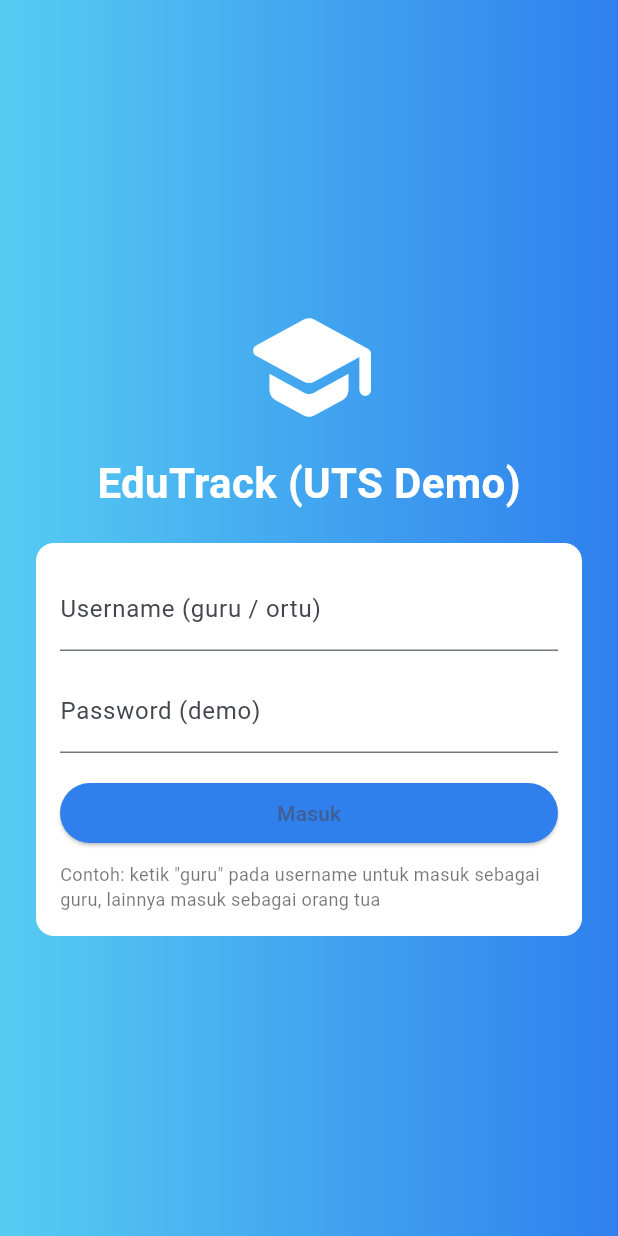
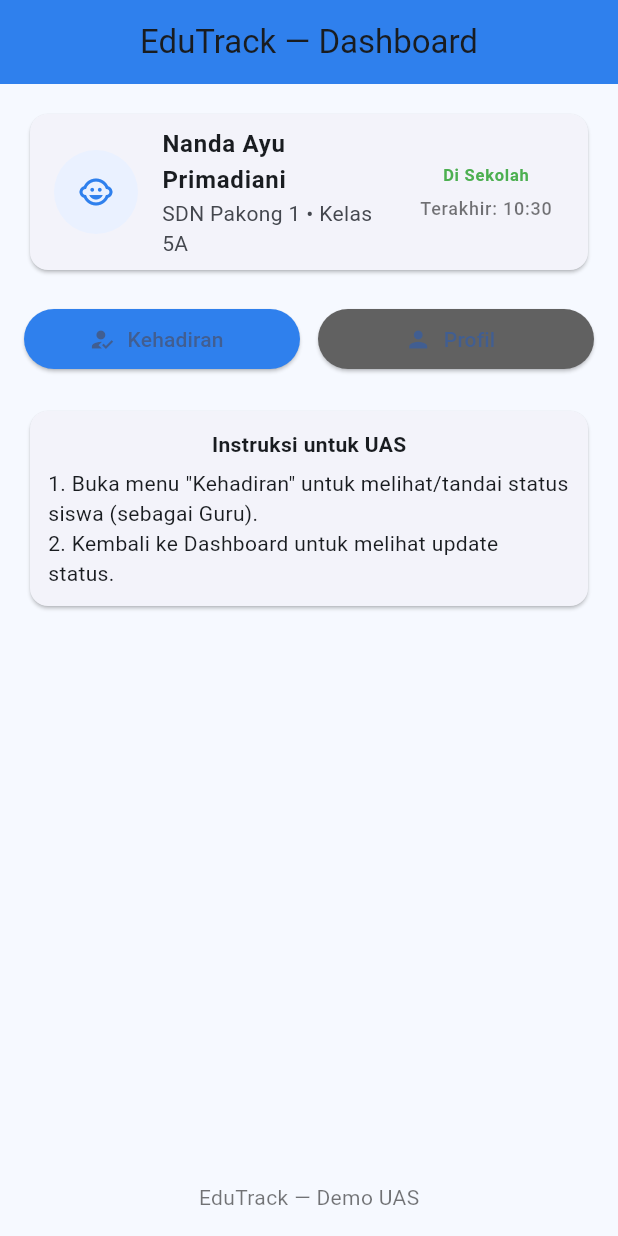
Before and after one commit to NandaaAyyy/SpyKidsApp, a Flutter app: the screen it shows after launch, on a phone screen of 412 x 824 dp. Run offline on Flutter 3.47's test engine with Material 3 defaults, Android fonts, the phone set to English and light mode, and no system bars.

Commit message:
commit-7

```diff
--- a/lib/main.dart
+++ b/lib/main.dart
@@ -1,7 +1,7 @@
 import 'package:flutter/material.dart';
-import 'pages/login.dart';
-import 'pages/dashboard_guru.dart';
-import 'pages/ortu_dashboard.dart';
+import 'pages/dashboard.dart';
+import 'pages/kehadiran.dart';
+import 'pages/profile.dart';
 
 void main() {
   runApp(const SpyKidsApp());
@@ -13,17 +13,18 @@ class SpyKidsApp extends StatelessWidget {
   @override
   Widget build(BuildContext context) {
     return MaterialApp(
-      title: 'EduTrack UTS Demo',
+      title: 'Spy Kids',
       debugShowCheckedModeBanner: false,
       theme: ThemeData(
+        primaryColor: const Color(0xFF2F80ED),
         colorScheme: ColorScheme.fromSeed(seedColor: const Color(0xFF2F80ED)),
-        useMaterial3: true,
+        scaffoldBackgroundColor: const Color(0xFFF6F9FF),
       ),
       initialRoute: '/',
       routes: {
-        '/': (c) => const LoginPage(),
-        '/guru': (c) => const GuruDashboard(),
-        '/ortu': (c) => const OrtuDashboard(),
+        '/': (c) => const DashboardPage(),
+        '/attendance': (c) => const AttendancePage(),
+        '/profile': (c) => const ProfilePage(),
       },
     );
   }
--- /dev/null
+++ b/lib/pages/dashboard.dart
@@ -0,0 +1,98 @@
+import 'package:flutter/material.dart';
+import '../shared.dart';
+
+class DashboardPage extends StatelessWidget {
+  const DashboardPage({super.key});
+
+  @override
+  Widget build(BuildContext context) {
+    final primary = const Color(0xFF2F80ED);
+
+    return Scaffold(
+      appBar: AppBar(
+        title: const Text('EduTrack — Dashboard'),
+        backgroundColor: primary,
+        centerTitle: true,
+      ),
+      body: Padding(
+        padding: const EdgeInsets.all(16),
+        child: Column(
+          children: [
+            ValueListenableBuilder(
+              valueListenable: SharedState.instance.student,
+              builder: (context, Student s, _) {
+                return Card(
+                  shape: RoundedRectangleBorder(borderRadius: BorderRadius.circular(12)),
+                  child: ListTile(
+                    leading: const CircleAvatar(
+                      radius: 28,
+                      backgroundColor: Color(0xFFEAF1FF),
+                      child: Icon(Icons.child_care, color: Color(0xFF2F80ED)),
+                    ),
+                    title: Text(s.name, style: const TextStyle(fontWeight: FontWeight.bold)),
+                    subtitle: Text('${s.school} • Kelas ${s.kelas}'),
+                    trailing: Column(
+                      mainAxisSize: MainAxisSize.min,
+                      children: [
+                        Text(s.status, style: TextStyle(color: _statusColor(s.status), fontWeight: FontWeight.w600)),
+                        const SizedBox(height: 6),
+                        Text('Terakhir: ${s.lastUpdate}', style: const TextStyle(fontSize: 12, color: Colors.black54)),
+                      ],
+                    ),
+                  ),
+                );
+              },
+            ),
+            const SizedBox(height: 18),
+            // Simple action buttons
+            Row(
+              children: [
+                Expanded(
+                  child: ElevatedButton.icon(
+                    onPressed: () => Navigator.pushNamed(context, '/attendance'),
+                    icon: const Icon(Icons.how_to_reg),
+                    label: const Text('Kehadiran'),
+                    style: ElevatedButton.styleFrom(backgroundColor: primary),
+                  ),
+                ),
+                const SizedBox(width: 12),
+                Expanded(
+                  child: ElevatedButton.icon(
+                    onPressed: () => Navigator.pushNamed(context, '/profile'),
+                    icon: const Icon(Icons.person),
+                    label: const Text('Profil'),
+                    style: ElevatedButton.styleFrom(backgroundColor: Colors.grey.shade700),
+                  ),
+                ),
+              ],
+            ),
+            const SizedBox(height: 20),
+            // Info singkat / instruksi
+            Card(
+              child: Padding(
+                padding: const EdgeInsets.all(12),
+                child: Column(
+                  children: const [
+                    Text('Instruksi untuk UAS', style: TextStyle(fontWeight: FontWeight.bold)),
+                    SizedBox(height: 6),
+                    Text('1. Buka menu "Kehadiran" untuk melihat/tandai status siswa (sebagai Guru).'),
+                    Text('2. Kembali ke Dashboard untuk melihat update status.'),
+                  ],
+                ),
+              ),
+            ),
+            const Spacer(),
+            const Text('EduTrack — Demo UAS', style: TextStyle(color: Colors.black54)),
+          ],
+        ),
+      ),
+    );
+  }
+
+  static Color _statusColor(String s) {
+    if (s == 'Di Sekolah') return Colors.green;
+    if (s == 'Dalam Perjalanan') return Colors.orange;
+    if (s == 'Sudah di Rumah') return Colors.blue;
+    return Colors.black54;
+  }
+}
--- a/lib/pages/login.dart
+++ b/lib/pages/login.dart
@@ -48,7 +48,7 @@ class _LoginPageState extends State<LoginPage> {
               children: [
                 const Icon(Icons.school_rounded, size: 90, color: Colors.white),
                 const SizedBox(height: 12),
-                const Text('EduTrack (UTS Demo)', style: TextStyle(fontSize: 28, color: Colors.white, fontWeight: FontWeight.bold)),
+                const Text('Spy Kids)', style: TextStyle(fontSize: 28, color: Colors.white, fontWeight: FontWeight.bold)),
                 const SizedBox(height: 20),
                 Container(
                   padding: const EdgeInsets.all(16),
@@ -75,7 +75,7 @@ class _LoginPageState extends State<LoginPage> {
                         ),
                       ),
                       const SizedBox(height: 8),
-                      const Text('Contoh: ketik "guru" pada username untuk masuk sebagai guru, lainnya masuk sebagai orang tua', style: TextStyle(fontSize: 12, color: Colors.black54)),
+                      const Text('Ketik "guru" pada username untuk masuk sebagai guru, lainnya masuk sebagai orang tua', style: TextStyle(fontSize: 12, color: Colors.black54)),
                     ],
                   ),
                 ),
--- a/lib/shared.dart
+++ b/lib/shared.dart
@@ -1,67 +1,44 @@
 import 'package:flutter/material.dart';
 
-class StudentStatus {
-  String status;
+class Student {
+  String name;
+  String school;
+  String kelas;
+  String status; // Di Sekolah / Dalam Perjalanan / Sudah di Rumah
   String lastUpdate;
-  int attendanceScore;
-  String kelas;
-  String nama;
-  String sekolah;
 
-  StudentStatus({
+  Student({
+    required this.name,
+    required this.school,
+    required this.kelas,
     required this.status,
     required this.lastUpdate,
-    required this.attendanceScore,
-    required this.nama,
-    required this.sekolah,
-    required this.kelas,
   });
-
-  Map<String, dynamic> toMap() => {
-        'status': status,
-        'lastUpdate': lastUpdate,
-        'attendanceScore': attendanceScore,
-        'nama': nama,
-        'sekolah': sekolah,
-        'kelas': kelas,
-      };
 }
 
 class SharedState {
-  // ValueNotifier supaya UI bisa listen secara realtime
-  final ValueNotifier<StudentStatus> notifier;
+  // Singleton pattern
+  SharedState._internal();
+  static final SharedState instance = SharedState._internal();
 
-  SharedState._internal(this.notifier);
-
-  // Inisialisasi default (isi dengan data yang kamu berikan)
-  static final SharedState instance = SharedState._internal(
-    ValueNotifier<StudentStatus>(
-      StudentStatus(
-        status: 'Di Sekolah',
-        lastUpdate: _formatTime(DateTime.now()),
-        attendanceScore: 98,
-        nama: 'Nanda Ayu Primadiani',
-        sekolah: 'SDN Pakong 1',
-        kelas: '5A',
-      ),
+  // Notifier agar UI otomatis update ketika data berubah
+  final ValueNotifier<Student> student = ValueNotifier<Student>(
+    Student(
+      name: 'Nanda Ayu Primadiani',
+      school: 'SDN Pakong 1',
+      kelas: '5A',
+      status: 'Di Sekolah',
+      lastUpdate: _formatTime(DateTime.now()),
     ),
   );
 
   static String _formatTime(DateTime t) =>
-      "${t.hour.toString().padLeft(2, '0')}:${t.minute.toString().padLeft(2, '0')}";
+      "${t.hour.toString().padLeft(2,'0')}:${t.minute.toString().padLeft(2,'0')}";
 
-  // Update status (dipanggil oleh Guru)
   void updateStatus(String newStatus) {
-    final s = notifier.value;
+    final s = student.value;
     s.status = newStatus;
     s.lastUpdate = _formatTime(DateTime.now());
-    notifier.value = s; // trigger notifier listeners
-  }
-
-  // Update attendance score (opsional)
-  void updateAttendance(int newScore) {
-    final s = notifier.value;
-    s.attendanceScore = newScore;
-    notifier.value = s;
+    student.value = s; // trigger listeners
   }
 }
```
Also changed, not shown: lib/pages/dashboard_guru.dart (deleted, +0 -118 lines), lib/pages/kehadiran.dart (added, +89 -0 lines), lib/pages/ortu_dashboard.dart (deleted, +0 -87 lines), lib/pages/profile.dart (added, +49 -0 lines).
